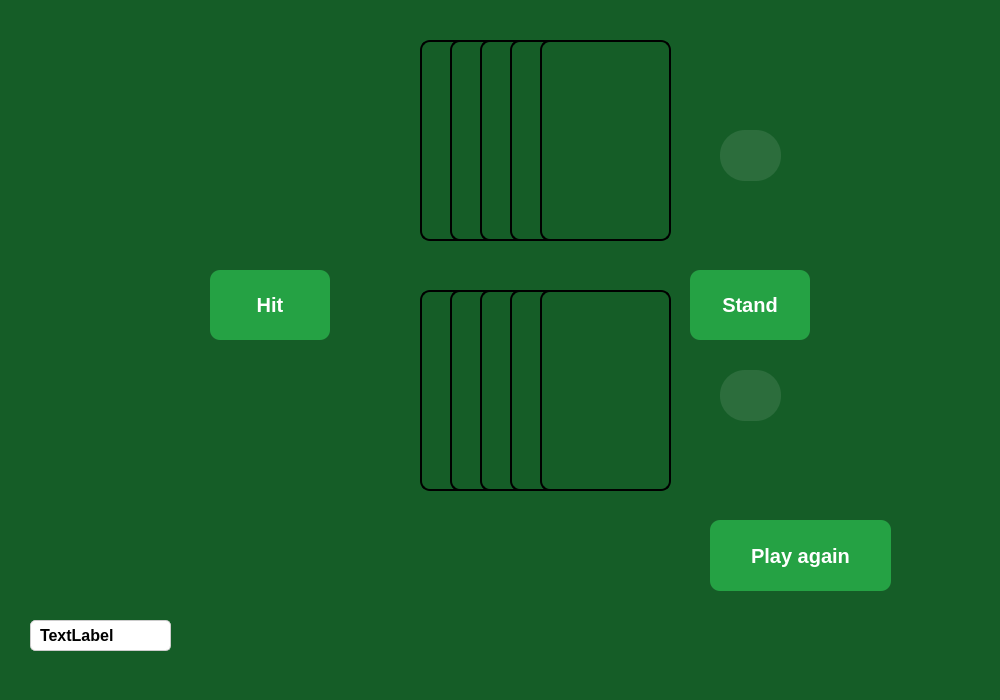
Yaroslav3947/Blackjack, file mainwindow.ui: the form before one commit.
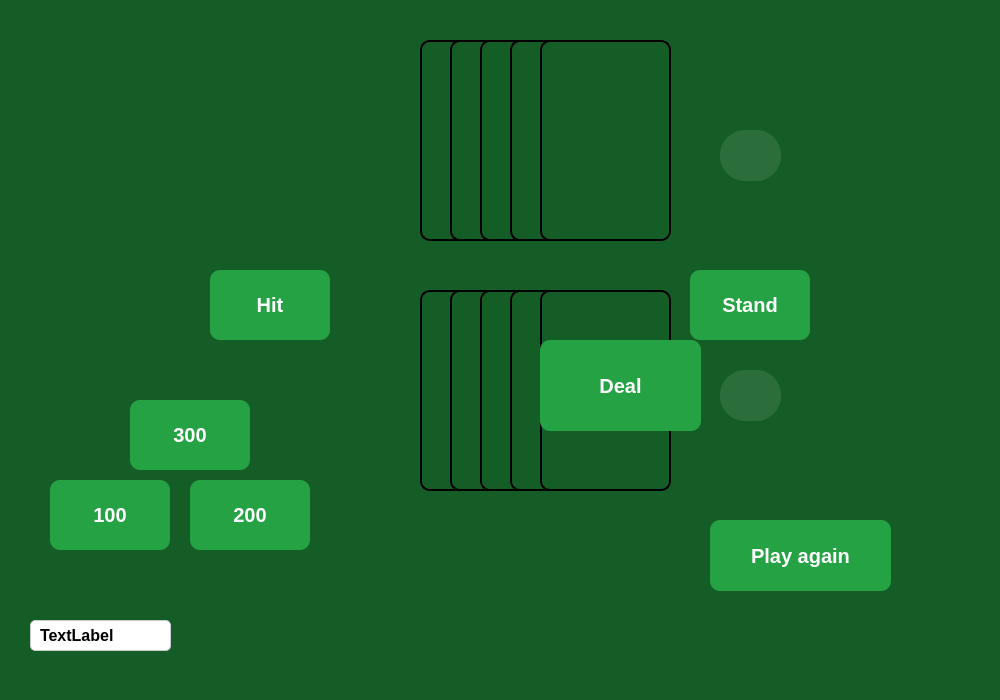
The form after the commit. Icons and pictures are not drawn.

What changed in the file:
```diff
--- a/mainwindow.ui
+++ b/mainwindow.ui
@@ -439,6 +439,118 @@
      <bool>true</bool>
     </property>
    </widget>
+   <widget class="QPushButton" name="setBet200">
+    <property name="geometry">
+     <rect>
+      <x>190</x>
+      <y>480</y>
+      <width>120</width>
+      <height>70</height>
+     </rect>
+    </property>
+    <property name="styleSheet">
+     <string notr="true">QPushButton {
+    background-color: #25a244;
+    border: none;
+    color: white;
+    padding: 10px 20px;
+    font-size: 20px;
+    font-weight: bold;
+    border-radius: 10px;
+}
+
+QPushButton:hover {
+    background-color: #208b3a;
+}</string>
+    </property>
+    <property name="text">
+     <string>200</string>
+    </property>
+   </widget>
+   <widget class="QPushButton" name="setBet100">
+    <property name="geometry">
+     <rect>
+      <x>50</x>
+      <y>480</y>
+      <width>120</width>
+      <height>70</height>
+     </rect>
+    </property>
+    <property name="styleSheet">
+     <string notr="true">QPushButton {
+    background-color: #25a244;
+    border: none;
+    color: white;
+    padding: 10px 20px;
+    font-size: 20px;
+    font-weight: bold;
+    border-radius: 10px;
+}
+
+QPushButton:hover {
+    background-color: #208b3a;
+}</string>
+    </property>
+    <property name="text">
+     <string>100</string>
+    </property>
+   </widget>
+   <widget class="QPushButton" name="Button_Deal">
+    <property name="geometry">
+     <rect>
+      <x>540</x>
+      <y>340</y>
+      <width>161</width>
+      <height>91</height>
+     </rect>
+    </property>
+    <property name="styleSheet">
+     <string notr="true">QPushButton {
+    background-color: #25a244;
+    border: none;
+    color: white;
+    padding: 10px 20px;
+    font-size: 20px;
+    font-weight: bold;
+    border-radius: 10px;
+}
+
+QPushButton:hover {
+    background-color: #208b3a;
+}</string>
+    </property>
+    <property name="text">
+     <string>Deal</string>
+    </property>
+   </widget>
+   <widget class="QPushButton" name="setBet300">
+    <property name="geometry">
+     <rect>
+      <x>130</x>
+      <y>400</y>
+      <width>120</width>
+      <height>70</height>
+     </rect>
+    </property>
+    <property name="styleSheet">
+     <string notr="true">QPushButton {
+    background-color: #25a244;
+    border: none;
+    color: white;
+    padding: 10px 20px;
+    font-size: 20px;
+    font-weight: bold;
+    border-radius: 10px;
+}
+
+QPushButton:hover {
+    background-color: #208b3a;
+}</string>
+    </property>
+    <property name="text">
+     <string>300</string>
+    </property>
+   </widget>
    <zorder>dealerCard1</zorder>
    <zorder>hitButton</zorder>
    <zorder>standButton</zorder>
@@ -456,6 +568,10 @@
    <zorder>playAgainButton</zorder>
    <zorder>playerCard5</zorder>
    <zorder>dealerCard5</zorder>
+   <zorder>setBet200</zorder>
+   <zorder>setBet100</zorder>
+   <zorder>Button_Deal</zorder>
+   <zorder>setBet300</zorder>
   </widget>
   <widget class="QMenuBar" name="menubar">
    <property name="geometry">
@@ -463,7 +579,7 @@
      <x>0</x>
      <y>0</y>
      <width>1000</width>
-     <height>21</height>
+     <height>25</height>
     </rect>
    </property>
   </widget>
```
